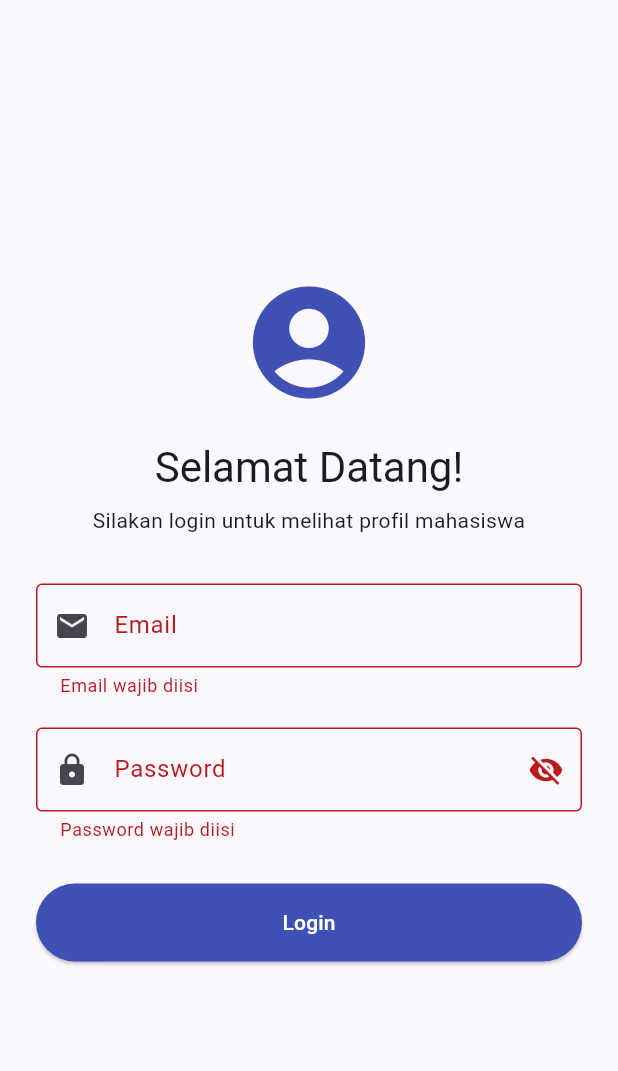
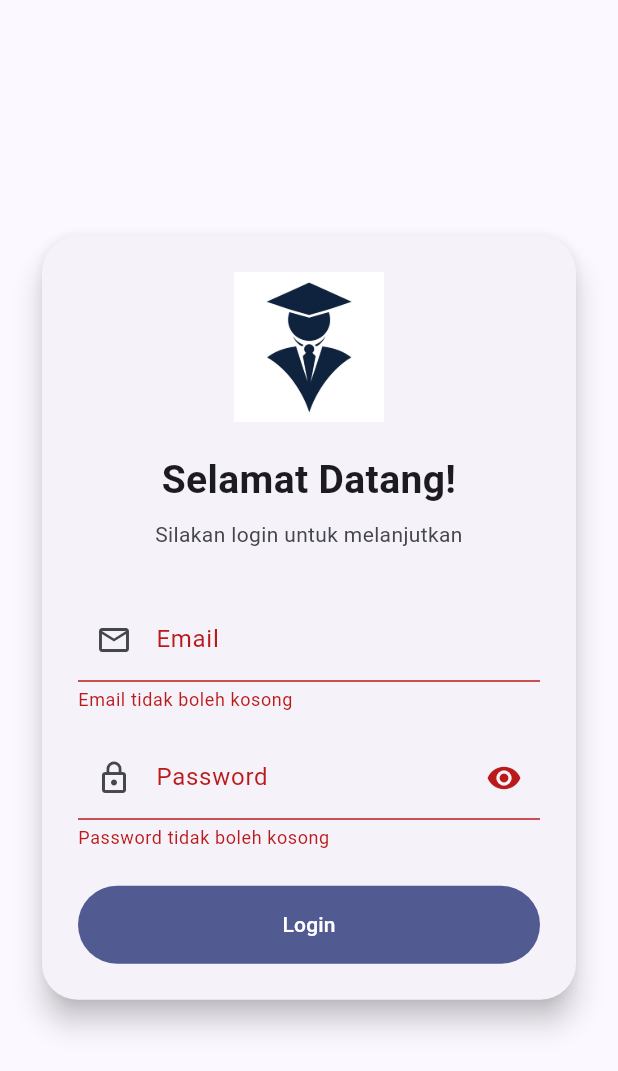
Before and after one commit to voltakits725/uts_pml_1124160165, a Flutter app: the screen it shows after launch, after a tap on "Login", on a phone screen of 412 x 824 dp. Shown: the top 1071 px of the screen. Run offline on Flutter 3.47's test engine with Material 3 defaults, Android fonts, the phone set to English and light mode, and no system bars.

Commit message:
feat: menambahkan card pada halaman login dan image untuk pengganti icon account circle

```diff
--- a/soal2_profil_app/lib/screens/login_page.dart
+++ b/soal2_profil_app/lib/screens/login_page.dart
@@ -1,5 +1,6 @@
 
 import 'package:flutter/material.dart';
+//import 'profile_page.dart';
 
 class LoginPage extends StatefulWidget {
   const LoginPage({super.key});
@@ -9,41 +10,17 @@ class LoginPage extends StatefulWidget {
 }
 
 class _LoginPageState extends State<LoginPage> {
+  // Key untuk mengakses dan menjalankan validasi Form.
   final _formKey = GlobalKey<FormState>();
 
+  // Controller untuk mengambil input pengguna.
   final _emailController = TextEditingController();
   final _passwordController = TextEditingController();
 
-  bool _isLoading = false;
-  bool _obscurePassword = true;
+  // Mengatur apakah password terlihat atau disembunyikan.
+  bool _passwordVisible = false;
 
-  Future<void> _login() async {
-    if (!_formKey.currentState!.validate()) {
-      return;
-    }
-
-    setState(() {
-      _isLoading = true;
-    });
-
-    // Simulasi proses login
-    await Future.delayed(const Duration(seconds: 2));
-
-    if (!mounted) return;
-
-    setState(() {
-      _isLoading = false;
-    });
-
-    // Navigasi ke halaman profil
-    Navigator.pushReplacement(
-      context,
-      MaterialPageRoute(
-        builder: (context) => const ProfilePage(),
-      ),
-    );
-  }
-
+  // Membersihkan controller ketika halaman ditutup.
   @override
   void dispose() {
     _emailController.dispose();
@@ -51,61 +28,93 @@ class _LoginPageState extends State<LoginPage> {
     super.dispose();
   }
 
+  // Fungsi login.
+  void _login() {
+    // Jalankan semua validator di dalam Form.
+    if (!_formKey.currentState!.validate()) {
+      return;
+    }
+
+    // Jika validasi berhasil, buka halaman profil.
+    Navigator.of(context).pushReplacement(
+      MaterialPageRoute(
+        builder: (_) => const ProfilePage(),
+      ),
+    );
+  }
+
   @override
   Widget build(BuildContext context) {
+    final cs = Theme.of(context).colorScheme;
+
     return Scaffold(
       body: SafeArea(
         child: Center(
           child: SingleChildScrollView(
+            padding: const EdgeInsets.all(24),
+            child: Card(
+              elevation: 8,
+              shape: RoundedRectangleBorder(
+                borderRadius: BorderRadius.circular(24),
+              ),
+              child: Padding(
                 padding: const EdgeInsets.all(24),
                 child: Form(
                   key: _formKey,
                   child: Column(
                     crossAxisAlignment: CrossAxisAlignment.stretch,
                     children: [
-                  const Icon(
-                    Icons.account_circle,
-                    size: 90,
-                    color: Colors.indigo,
+                      // Ikon aplikasi.
+                      Image.asset(
+                        'assets/images/logo-login.png',
+                        height: 100,
+                        width: 100,
+                        fit: BoxFit.contain,
                       ),
 
                       const SizedBox(height: 20),
 
-                  Text(
+                      // Judul halaman.
+                      const Text(
                         'Selamat Datang!',
                         textAlign: TextAlign.center,
-                    style: Theme.of(context)
-                        .textTheme
-                        .headlineMedium,
+                        style: TextStyle(
+                          fontSize: 26,
+                          fontWeight: FontWeight.bold,
+                        ),
                       ),
 
                       const SizedBox(height: 8),
 
                       Text(
-                    'Silakan login untuk melihat profil mahasiswa',
+                        'Silakan login untuk melanjutkan',
                         textAlign: TextAlign.center,
-                    style: Theme.of(context).textTheme.bodyMedium,
+                        style: TextStyle(
+                          color: cs.onSurfaceVariant,
+                        ),
                       ),
 
                       const SizedBox(height: 32),
 
-                  // Input Email
+                      // Input email.
                       TextFormField(
                         controller: _emailController,
                         keyboardType: TextInputType.emailAddress,
                         decoration: const InputDecoration(
                           labelText: 'Email',
-                      prefixIcon: Icon(Icons.email),
-                      border: OutlineInputBorder(),
+                          prefixIcon: Icon(Icons.email_outlined),
                         ),
                         validator: (value) {
-                      if (value == null || value.isEmpty) {
-                        return 'Email wajib diisi';
+                          final email = (value ?? '').trim();
+
+                          if (email.isEmpty) {
+                            return 'Email tidak boleh kosong';
                           }
 
-                      if (!RegExp(
-                        r'^[\w.-]+@[\w.-]+\.\w+$',
-                      ).hasMatch(value)) {
+                          final polaEmail =
+                              RegExp(r'^[^@\s]+@[^@\s]+\.[^@\s]+$');
+
+                          if (!polaEmail.hasMatch(email)) {
                             return 'Format email tidak valid';
                           }
 
@@ -113,68 +122,62 @@ class _LoginPageState extends State<LoginPage> {
                         },
                       ),
 
-                  const SizedBox(height: 20),
+                      const SizedBox(height: 16),
 
-                  // Input Password
+                      // Input password.
                       TextFormField(
                         controller: _passwordController,
-                    obscureText: _obscurePassword,
+                        obscureText: !_passwordVisible,
                         decoration: InputDecoration(
                           labelText: 'Password',
-                      prefixIcon: const Icon(Icons.lock),
-                      border: const OutlineInputBorder(),
+                          prefixIcon: const Icon(Icons.lock_outline),
+
+                          // Tombol untuk melihat atau menyembunyikan password.
                           suffixIcon: IconButton(
+                            onPressed: () {
+                              setState(() {
+                                _passwordVisible = !_passwordVisible;
+                              });
+                            },
                             icon: Icon(
-                          _obscurePassword
+                              _passwordVisible
                                   ? Icons.visibility_off
                                   : Icons.visibility,
                             ),
-                        onPressed: () {
-                          setState(() {
-                            _obscurePassword = !_obscurePassword;
-                          });
-                        },
                           ),
                         ),
                         validator: (value) {
-                      if (value == null || value.isEmpty) {
-                        return 'Password wajib diisi';
+                          final password = value ?? '';
+
+                          if (password.isEmpty) {
+                            return 'Password tidak boleh kosong';
                           }
 
-                      if (value.length < 6) {
-                        return 'Password minimal 6 karakter';
+                          if (password.length < 8) {
+                            return 'Password minimal 8 karakter';
                           }
 
                           return null;
                         },
                       ),
 
-                  const SizedBox(height: 28),
+                      const SizedBox(height: 24),
 
-                  // Tombol Login
-                  ElevatedButton(
-                    onPressed: _isLoading ? null : _login,
-                    style: ElevatedButton.styleFrom(
+                      // Tombol login.
+                      FilledButton(
+                        onPressed: _login,
+                        style: FilledButton.styleFrom(
                           padding: const EdgeInsets.symmetric(
                             vertical: 16,
                           ),
-                      backgroundColor: Colors.indigo,
-                      foregroundColor: Colors.white,
                         ),
-                    child: _isLoading
-                        ? const SizedBox(
-                            height: 22,
-                            width: 22,
-                            child: CircularProgressIndicator(
-                              strokeWidth: 2,
-                              color: Colors.white,
-                            ),
-                          )
-                        : const Text('Login'),
+                        child: const Text('Login'),
                       ),
                     ],
                   ),
                 ),
+              ),
+            )
           ),
         ),
       ),
@@ -182,19 +185,11 @@ class _LoginPageState extends State<LoginPage> {
   }
 }
 
-// Halaman sementara, nanti kita ganti dengan ProfilePage asli.
 class ProfilePage extends StatelessWidget {
   const ProfilePage({super.key});
 
   @override
   Widget build(BuildContext context) {
-    return Scaffold(
-      appBar: AppBar(
-        title: const Text('Profil Mahasiswa'),
-      ),
-      body: const Center(
-        child: Text('Berhasil Login!'),
-      ),
-    );
+    return const Placeholder();
   }
 }
--- a/soal2_profil_app/pubspec.yaml
+++ b/soal2_profil_app/pubspec.yaml
@@ -57,6 +57,9 @@ flutter:
   # the material Icons class.
   uses-material-design: true
 
+  assets:
+    - assets/images/
+
   # To add assets to your application, add an assets section, like this:
   # assets:
   #   - images/a_dot_burr.jpeg
```
Also changed, not shown: soal2_profil_app/assets/images/logo-login.png (added), soal2_profil_app/lib/screens/profil_page.dart (deleted), soal2_profil_app/lib/screens/profile_page.dart (added). Lines whose indentation alone changed are shown as unchanged.
